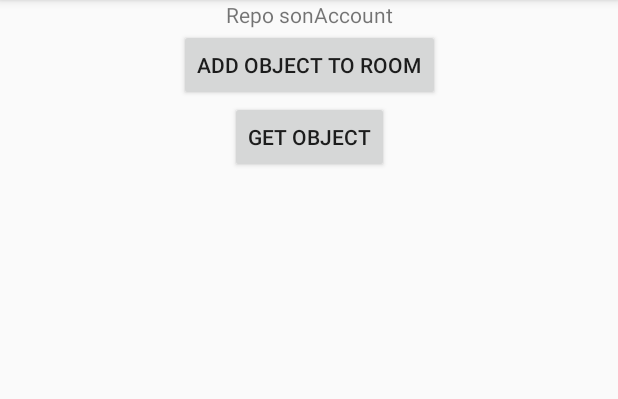
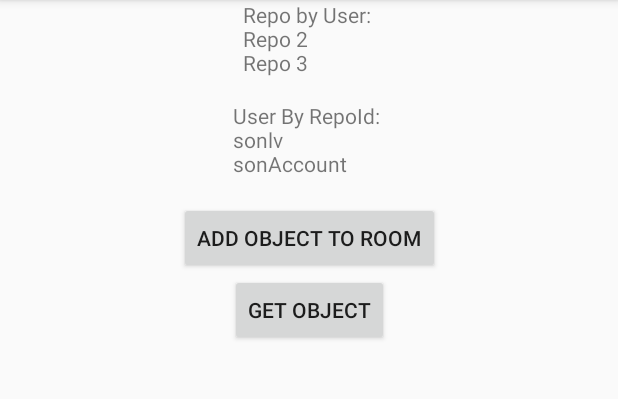
Before and after one commit to lyvietson95/RoomExample, an Android app: the screen it shows after launch (MainActivity), after a tap on "GET OBJECT", on a phone screen of 412 x 824 dp, the part 84-483 px from its top. Run offline under Robolectric (Android 15) with nearby library versions, the phone set to English and light mode, and no system bars; our stand-ins replace Room's generated code.

```diff
--- a/app/src/main/java/vn/ifactory/romexample/MainActivity.java
+++ b/app/src/main/java/vn/ifactory/romexample/MainActivity.java
@@ -13,11 +13,12 @@ import java.util.List;
 
 public class MainActivity extends AppCompatActivity implements View.OnClickListener {
     public static final String TAG = MainActivity.class.getSimpleName();
-    TextView txtDisplayRepo;
+    TextView txtDisplayRepo, txtDisplayUser;
     Button btnAddObj, btnGetObj;
 
     RepoDao repoDao;
     UserDao userDao;
+    UserRepoJoinDao userRepoJoinDao;
 
     @Override
     protected void onCreate(Bundle savedInstanceState) {
@@ -29,8 +30,10 @@ public class MainActivity extends AppCompatActivity implements View.OnClickListe
     private void addControls() {
         repoDao = RepoDatabase.getsInstance(MainActivity.this).getRepoDao();
         userDao = RepoDatabase.getsInstance(MainActivity.this).getUserDao();
+        userRepoJoinDao = RepoDatabase.getsInstance(MainActivity.this).getUserRepoJoinDao();
 
         txtDisplayRepo = findViewById(R.id.txtDisplayRepo);
+        txtDisplayUser = findViewById(R.id.txtDisplayUser);
         btnAddObj = findViewById(R.id.btnAddObjRepo);
         btnGetObj = findViewById(R.id.btnGetObj);
 
@@ -52,7 +55,10 @@ public class MainActivity extends AppCompatActivity implements View.OnClickListe
     }
 
     private void getObjRepo() {
-        new GetObjRepoTask().execute();
+        //new GetObjRepoTask().execute();
+        new GetRepositoriesByUserTask().execute();
+
+        new GetUserByRepoTask().execute();
     }
 
     private void addObjRepo() {
@@ -67,9 +73,16 @@ public class MainActivity extends AppCompatActivity implements View.OnClickListe
             userDao.insert(new Users(70, "sonAccount", "sonAccount-Http"));
 
             // add Repo to database
-            repoDao.insert(new Repo("11", "LVS Task", "Http:Son", 69));
-            repoDao.insert(new Repo("22", "LVS Task 2", "Http:Son2", 69));
-            repoDao.insert(new Repo("33", "Repo sonAccount", "Http:sonAccount", 70));
+            repoDao.insert(new Repo("11", "Repo 1", "Http:Son"));
+            repoDao.insert(new Repo("22", "Repo 2", "Http:Son2"));
+            repoDao.insert(new Repo("33", "Repo 3", "Http:sonAccount"));
+
+            // add userRepo for table
+            userRepoJoinDao.insert(new UserRepoJoin(69, "33"));
+            userRepoJoinDao.insert(new UserRepoJoin(69, "22"));
+            userRepoJoinDao.insert(new UserRepoJoin(70, "22"));
+
+
             return null;
         }
 
@@ -84,10 +97,10 @@ public class MainActivity extends AppCompatActivity implements View.OnClickListe
         @Override
         protected List<Repo> doInBackground(Void... voids) {
             // get all Repo
-            //List<Repo> repos =  RepoDatabase.getsInstance(MainActivity.this).getRepoDao().getAllRepos();
+            List<Repo> repos =  RepoDatabase.getsInstance(MainActivity.this).getRepoDao().getAllRepos();
+
 
             // get repos by user id
-            List<Repo> repos = repoDao.getReposByUserId(70);
             return repos;
         }
 
@@ -103,4 +116,57 @@ public class MainActivity extends AppCompatActivity implements View.OnClickListe
             txtDisplayRepo.setText(dataRepo);
         }
     }
+
+    class GetRepositoriesByUserTask extends AsyncTask<Void, Void , List<Repo>>{
+
+        @Override
+        protected List<Repo> doInBackground(Void... voids) {
+            // get all Repo by user
+
+            List<Repo> userRepoJoins = userRepoJoinDao.getRepositoriesByUser(69);
+            // get repos by user id
+            return userRepoJoins;
+        }
+
+        @Override
+        protected void onPostExecute(List<Repo> repos) {
+            super.onPostExecute(repos);
+            Log.d(TAG, "Get Repo Successful");
+
+            String repoByUser = "";
+
+            for (Repo repo : repos){
+                repoByUser += repo.name + "\n";
+            }
+            Log.d(TAG, "Repo by User: " + repoByUser);
+            txtDisplayRepo.setText("Repo by User: \n" + repoByUser);
+        }
+    }
+
+
+    class GetUserByRepoTask extends AsyncTask<Void, Void , List<Users>>{
+
+        @Override
+        protected List<Users> doInBackground(Void... voids) {
+            // get all Repo by user
+
+            List<Users> users = userRepoJoinDao.getUserForRepository("22");
+            // get repos by user id
+            return users;
+        }
+
+        @Override
+        protected void onPostExecute(List<Users> users) {
+            super.onPostExecute(users);
+            Log.d(TAG, "Get Repo Successful");
+
+            String userByRepo = "";
+
+            for (Users user : users){
+                userByRepo += user.login + "\n";
+            }
+            Log.d(TAG, "User by Repo: " + userByRepo);
+            txtDisplayUser.setText("User By RepoId: " + "\n" + userByRepo);
+        }
+    }
 }
--- a/app/src/main/java/vn/ifactory/romexample/RepoDao.java
+++ b/app/src/main/java/vn/ifactory/romexample/RepoDao.java
@@ -32,10 +32,6 @@ public interface RepoDao {
         @Query("SELECT * FROM repo WHERE name=:name LIMIT :max")
         List<Repo> getReposByName(int max, String... name);
      */
-
-    @Query("SELECT * FROM repo WHERE userId=:userId")
-    List<Repo> getReposByUserId(int userId);
-
     @Insert
     void insert(Repo... repos);
 
--- a/app/src/main/java/vn/ifactory/romexample/RepoDatabase.java
+++ b/app/src/main/java/vn/ifactory/romexample/RepoDatabase.java
@@ -9,7 +9,7 @@ import android.content.Context;
  * Created by PC on 10/25/2018.
  */
 
-@Database(entities = {Repo.class, Users.class}, version = 1)
+@Database(entities = {Repo.class, Users.class, UserRepoJoin.class}, version = 1)
 public abstract class RepoDatabase extends RoomDatabase {
     private static final String DB_NAME = "repoDatabase.db";
     private static volatile RepoDatabase sInstance;
@@ -37,4 +37,6 @@ public abstract class RepoDatabase extends RoomDatabase {
     public abstract RepoDao getRepoDao();
 
     public abstract UserDao getUserDao();
+
+    public abstract UserRepoJoinDao getUserRepoJoinDao();
 }
--- /dev/null
+++ b/app/src/main/java/vn/ifactory/romexample/UserRepoJoinDao.java
@@ -0,0 +1,29 @@
+package vn.ifactory.romexample;
+
+import android.arch.persistence.room.Dao;
+import android.arch.persistence.room.Insert;
+import android.arch.persistence.room.Query;
+
+import java.util.List;
+
+/**
+ * Created by PC on 10/26/2018.
+ */
+@Dao
+public interface UserRepoJoinDao {
+    @Insert
+    void insert(UserRepoJoin userRepoJoin);
+
+
+    // get user by repoId
+    @Query("SELECT * FROM users INNER JOIN user_repo_join ON " +
+            "users.id = user_repo_join.userId WHERE " +
+            "user_repo_join.repoId =:repoId")
+    List<Users> getUserForRepository(String repoId);
+
+    @Query("SELECT * FROM repo INNER JOIN user_repo_join ON " +
+            "repo.id = user_repo_join.repoId WHERE " +
+            "user_repo_join.userId =:userId")
+    List<Repo> getRepositoriesByUser(int userId);
+
+}
--- a/app/src/main/res/layout/activity_main.xml
+++ b/app/src/main/res/layout/activity_main.xml
@@ -15,12 +15,21 @@
         app:layout_constraintRight_toRightOf="parent"
         app:layout_constraintTop_toTopOf="parent" />
 
+    <TextView
+        android:id="@+id/txtDisplayUser"
+        android:layout_width="wrap_content"
+        android:layout_height="wrap_content"
+        android:text="Hello World!"
+        app:layout_constraintLeft_toLeftOf="parent"
+        app:layout_constraintRight_toRightOf="parent"
+        app:layout_constraintTop_toBottomOf="@id/txtDisplayRepo" />
+
     <Button
         android:id="@+id/btnAddObjRepo"
         android:text="Add Object to Room"
         app:layout_constraintEnd_toEndOf="parent"
         app:layout_constraintStart_toStartOf="parent"
-        app:layout_constraintTop_toBottomOf="@id/txtDisplayRepo"
+        app:layout_constraintTop_toBottomOf="@id/txtDisplayUser"
         android:layout_width="wrap_content"
         android:layout_height="wrap_content" />
 
```
Also changed, not shown: app/src/main/java/vn/ifactory/romexample/Repo.java (+2 -7 lines), app/src/main/java/vn/ifactory/romexample/UserRepoJoin.java (added, +31 -0 lines), 129 other files.
